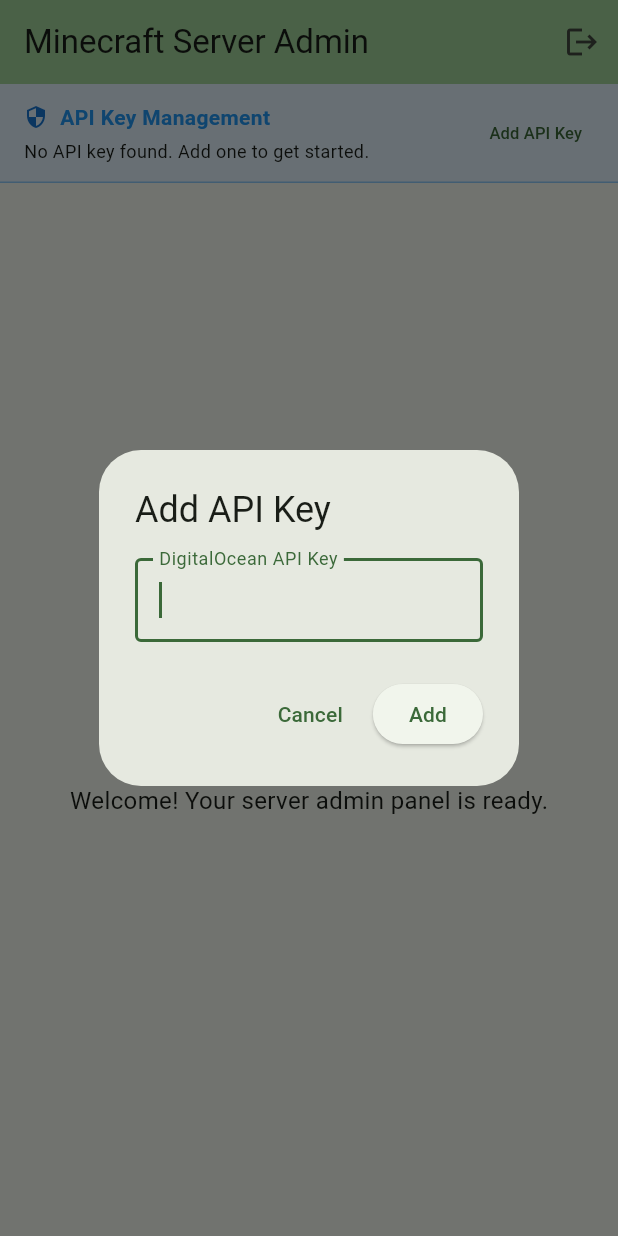
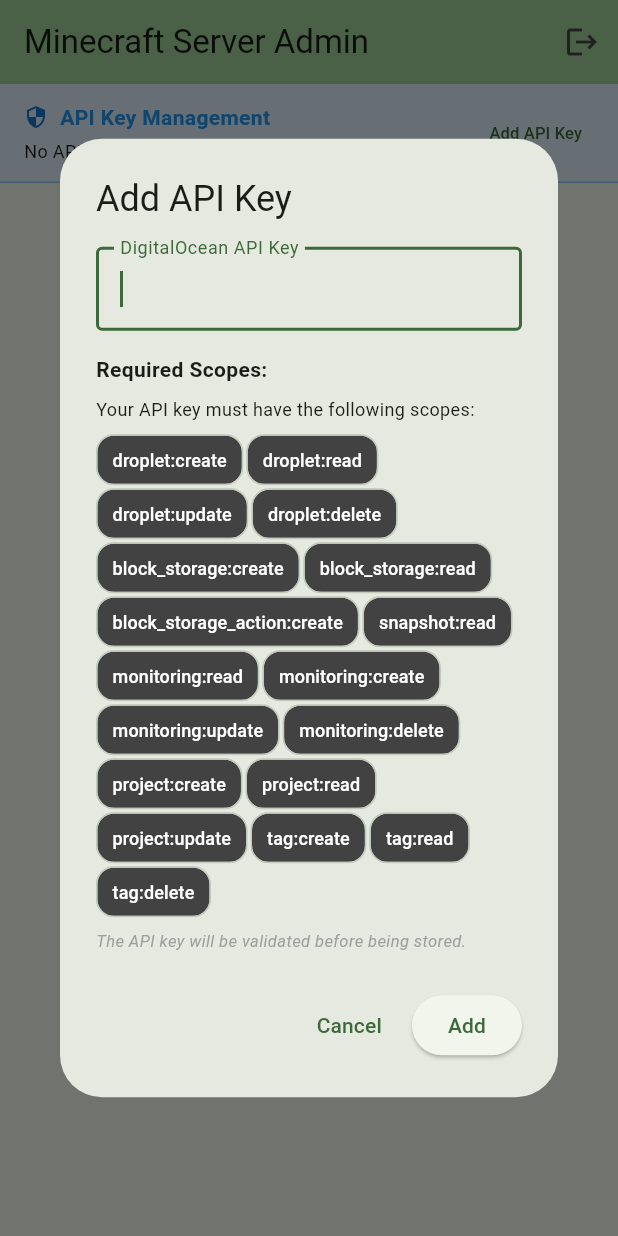
Before and after one commit to Screendead/minecraft-server-admin, a Flutter app: the screen it shows once a user with an empty profile is signed in, after a tap on "Add API Key", on a phone screen of 412 x 824 dp. Run offline on Flutter 3.47's test engine with Material 3 defaults, Android fonts, the light colour scheme and no system bars; our stand-ins replace cloud_firestore, firebase_auth, firebase_core, firebase_storage, flutter_secure_storage, local_auth and 1 more; missing offline and left inert: encrypt; accounts and stored records are empty.

Commit message:
feat: add API key validation and improve scope display UI
- Add DigitalOcean API service for validating API keys before storage
- Update IOSSecureApiKeyService to validate keys before storing/updating
- Enhance API key input dialog with required scopes display
- Display scopes as compact chips with dark background and white text
- Add comprehensive test coverage for validation functionality
- Add http dependency for API calls
- Improve maintainability with scope list-based chip generation

```diff
--- a/app/lib/services/ios_secure_api_key_service.dart
+++ b/app/lib/services/ios_secure_api_key_service.dart
@@ -2,6 +2,7 @@
 import 'package:firebase_auth/firebase_auth.dart';
 import 'package:local_auth/local_auth.dart';
 import 'ios_biometric_encryption_service.dart';
+import 'digitalocean_api_service.dart';
 
 /// iOS Secure API Key Service for storing encrypted API keys in Firestore
 class IOSSecureApiKeyService {
@@ -13,7 +14,7 @@
     required FirebaseFirestore firestore,
     required FirebaseAuth auth,
     required IOSBiometricEncryptionService biometricService,
-  }) : _firestore = firestore,
+  })  : _firestore = firestore,
         _auth = auth,
         _biometricService = biometricService;
 
@@ -25,8 +26,16 @@
     }
 
     try {
+      // Validate the API key before storing
+      final isValid = await DigitalOceanApiService.validateApiKey(apiKey);
+      if (!isValid) {
+        throw Exception(
+            'Invalid DigitalOcean API key. Please check your key and try again.');
+      }
+
       // Encrypt the API key using biometric authentication
-      final encryptedApiKey = await _biometricService.encryptWithBiometrics(apiKey);
+      final encryptedApiKey =
+          await _biometricService.encryptWithBiometrics(apiKey);
 
       // Get key metadata
       final metadata = await _biometricService.getKeyMetadata();
@@ -35,7 +44,8 @@
       await _firestore.collection('users').doc(user.uid).set({
         'email': user.email,
         'encryptedApiKey': encryptedApiKey,
-        'keyMetadata': metadata ?? {
+        'keyMetadata': metadata ??
+            {
               'algorithm': 'AES-256-GCM',
               'secureEnclaveBacked': true,
               'faceIdRequired': true,
@@ -96,8 +106,16 @@
     }
 
     try {
+      // Validate the new API key before updating
+      final isValid = await DigitalOceanApiService.validateApiKey(newApiKey);
+      if (!isValid) {
+        throw Exception(
+            'Invalid DigitalOcean API key. Please check your key and try again.');
+      }
+
       // Encrypt the new API key using biometric authentication
-      final encryptedApiKey = await _biometricService.encryptWithBiometrics(newApiKey);
+      final encryptedApiKey =
+          await _biometricService.encryptWithBiometrics(newApiKey);
 
       // Get updated key metadata
       final metadata = await _biometricService.getKeyMetadata();
@@ -105,7 +123,8 @@
       // Update in Firestore
       await _firestore.collection('users').doc(user.uid).update({
         'encryptedApiKey': encryptedApiKey,
-        'keyMetadata': metadata ?? {
+        'keyMetadata': metadata ??
+            {
               'algorithm': 'AES-256-GCM',
               'secureEnclaveBacked': true,
               'faceIdRequired': true,
--- a/app/lib/widgets/api_key_management_banner.dart
+++ b/app/lib/widgets/api_key_management_banner.dart
@@ -302,13 +302,94 @@
       context: context,
       builder: (context) => AlertDialog(
         title: Text(isUpdate ? 'Update API Key' : 'Add API Key'),
-        content: TextField(
-          controller: apiKeyController,
-          decoration: const InputDecoration(
-            labelText: 'DigitalOcean API Key',
-            border: OutlineInputBorder(),
+        content: SingleChildScrollView(
+          child: Column(
+            mainAxisSize: MainAxisSize.min,
+            crossAxisAlignment: CrossAxisAlignment.start,
+            children: [
+              TextField(
+                controller: apiKeyController,
+                decoration: const InputDecoration(
+                  labelText: 'DigitalOcean API Key',
+                  border: OutlineInputBorder(),
+                ),
+                autofocus: true,
+              ),
+              const SizedBox(height: 16),
+              const Text(
+                'Required Scopes:',
+                style: TextStyle(
+                  fontWeight: FontWeight.bold,
+                  fontSize: 14,
+                ),
+              ),
+              const SizedBox(height: 8),
+              const Text(
+                'Your API key must have the following scopes:',
+                style: TextStyle(fontSize: 12),
+              ),
+              const SizedBox(height: 8),
+              Builder(
+                builder: (context) {
+                  const requiredScopes = [
+                    'droplet:create',
+                    'droplet:read',
+                    'droplet:update',
+                    'droplet:delete',
+                    'block_storage:create',
+                    'block_storage:read',
+                    'block_storage_action:create',
+                    'snapshot:read',
+                    'monitoring:read',
+                    'monitoring:create',
+                    'monitoring:update',
+                    'monitoring:delete',
+                    'project:create',
+                    'project:read',
+                    'project:update',
+                    'tag:create',
+                    'tag:read',
+                    'tag:delete',
+                  ];
+
+                  return Wrap(
+                    spacing: 2.0,
+                    runSpacing: 2.0,
+                    children: requiredScopes
+                        .map(
+                          (scope) => Chip(
+                            label: Text(scope),
+                            backgroundColor: Colors.grey.shade800,
+                            labelStyle: const TextStyle(
+                              color: Colors.white,
+                              fontSize: 12,
+                            ),
+                            materialTapTargetSize:
+                                MaterialTapTargetSize.shrinkWrap,
+                            padding: const EdgeInsets.symmetric(
+                              horizontal: 2,
+                              vertical: 0,
+                            ),
+                            shape: RoundedRectangleBorder(
+                              borderRadius: BorderRadius.circular(12),
+                            ),
+                          ),
+                        )
+                        .toList(),
+                  );
+                },
+              ),
+              const SizedBox(height: 8),
+              const Text(
+                'The API key will be validated before being stored.',
+                style: TextStyle(
+                  fontSize: 11,
+                  fontStyle: FontStyle.italic,
+                  color: Colors.grey,
+                ),
+              ),
+            ],
           ),
-          autofocus: true,
         ),
         actions: [
           TextButton(
--- a/app/pubspec.yaml
+++ b/app/pubspec.yaml
@@ -47,6 +47,7 @@
   encrypt: ^5.0.1
   provider: ^6.1.2
   shared_preferences: ^2.2.2
+  http: ^1.1.0
 
 dev_dependencies:
   flutter_test:
```
Also changed, not shown: app/lib/services/digitalocean_api_service.dart (added, +55 -0 lines), app/pubspec.lock, 4 other files. Lines whose indentation alone changed are shown as unchanged.
